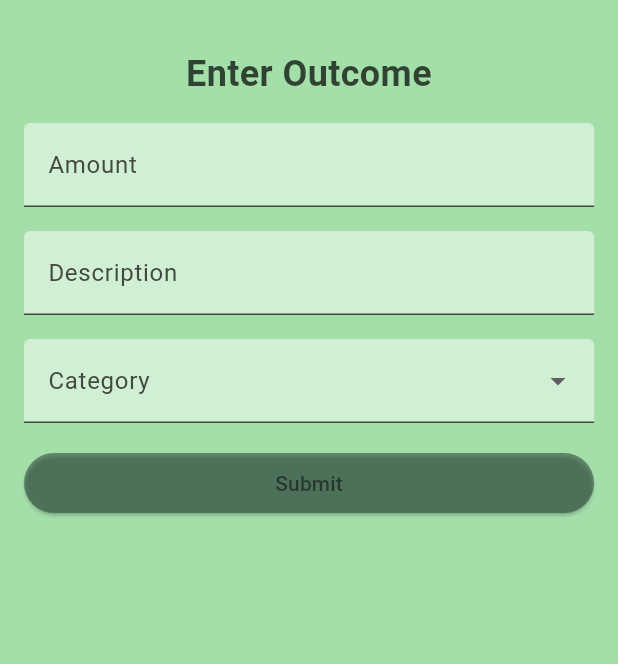
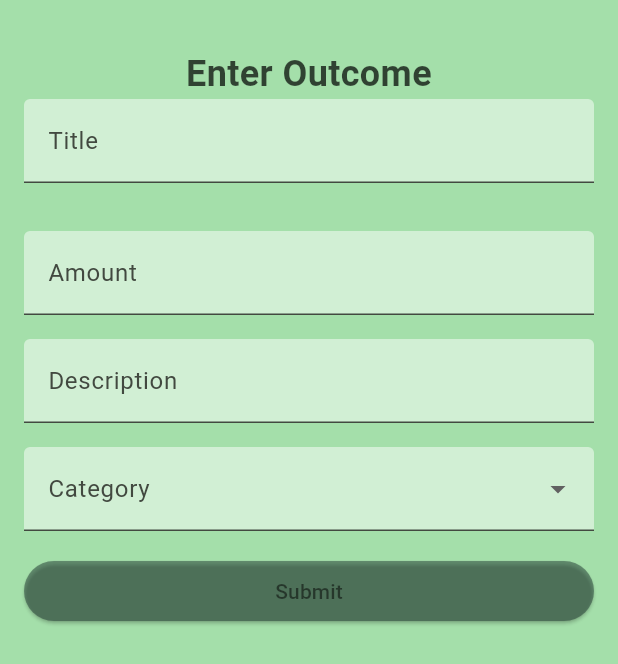
Before and after one commit to Keremovsky/F-34, a Flutter app: the ExpenseScreen screen opened by its route, on a phone screen of 412 x 824 dp. Shown: the top 664 px of the screen. Run offline on Flutter 3.47's test engine with Material 2 defaults, Android fonts, the phone set to English and light mode, and no system bars; our stand-ins replace cloud_firestore, firebase_auth, firebase_core, firebase_storage, flutter_riverpod, flutter_screenutil and 5 more; accounts and stored records are empty.

Commit message:
filtering finances improved

```diff
--- a/lib/core/constants/constants.dart
+++ b/lib/core/constants/constants.dart
@@ -1,4 +1,67 @@
+import 'package:flutter/material.dart';
+import '../../themes/palette.dart';
+
 class Constants {
   static const appLogo = "assets/images/logo.png";
   static const profilePicture = "assets/images/profile_picture.png";
+
+  static List<DropdownMenuItem> expenseTypeDropItems = [
+    DropdownMenuItem(
+        value: 'home',
+        child: Text('Home and Living',
+            style: TextStyle(color: Palette.categoryText))),
+    DropdownMenuItem(
+        value: 'food',
+        child: Text('Food', style: TextStyle(color: Palette.categoryText))),
+    DropdownMenuItem(
+        value: 'Transportation',
+        child: Text('Transportation',
+            style: TextStyle(color: Palette.categoryText))),
+    DropdownMenuItem(
+        value: 'health',
+        child: Text('Health', style: TextStyle(color: Palette.categoryText))),
+    DropdownMenuItem(
+        value: 'education',
+        child:
+            Text('Education', style: TextStyle(color: Palette.categoryText))),
+    DropdownMenuItem(
+        value: 'personalcare',
+        child: Text('Personal Care and Clothing',
+            style: TextStyle(color: Palette.categoryText))),
+    DropdownMenuItem(
+        value: 'entertainment',
+        child: Text('Entertainment and Hobbies',
+            style: TextStyle(color: Palette.categoryText))),
+    DropdownMenuItem(
+        value: 'travel',
+        child: Text('Travel', style: TextStyle(color: Palette.categoryText))),
+    DropdownMenuItem(
+        value: 'debt',
+        child: Text('Debt and Loan Payments',
+            style: TextStyle(color: Palette.categoryText))),
+    DropdownMenuItem(
+        value: 'investments',
+        child: Text('Insurance and Investments',
+            style: TextStyle(color: Palette.categoryText))),
+    DropdownMenuItem(
+        value: 'gifts',
+        child: Text('Gifts and Donations',
+            style: TextStyle(color: Palette.categoryText))),
+    DropdownMenuItem(
+        value: 'other',
+        child: Text('Other', style: TextStyle(color: Palette.categoryText))),
+  ];
+
+  static List<DropdownMenuItem> incomeTypeDropItems = [
+    DropdownMenuItem(
+        value: 'salary',
+        child: Text('Salary', style: TextStyle(color: Palette.categoryText))),
+    DropdownMenuItem(
+        value: 'freelance',
+        child:
+            Text('Freelance', style: TextStyle(color: Palette.categoryText))),
+    DropdownMenuItem(
+        value: 'personal',
+        child: Text('Personal', style: TextStyle(color: Palette.categoryText))),
+  ];
 }
--- a/lib/features/finance/repository/finance_repository.dart
+++ b/lib/features/finance/repository/finance_repository.dart
@@ -2,7 +2,6 @@ import 'package:bootcamp_flutter/core/providers/firebase_providers.dart';
 import 'package:bootcamp_flutter/models/finance.dart';
 import 'package:cloud_firestore/cloud_firestore.dart';
 import 'package:flutter_riverpod/flutter_riverpod.dart';
-import 'package:fpdart/fpdart.dart';
 import '../../auth/controller/auth_controller.dart';
 
 final financeRepositoryProvider = Provider((ref) => FinanceRepository(
@@ -23,8 +22,8 @@ class FinanceRepository {
 
   CollectionReference get _users => _firestore.collection("users");
 
-  Future<bool> addFinance(
-      String description, String type, String subType, double value) async {
+  Future<bool> addFinance(String title, String description, String type,
+      String subType, double value) async {
     DateTime now = DateTime.now();
     String date = now.toString().substring(0, 10);
 
@@ -32,6 +31,7 @@ class FinanceRepository {
       // create new finance
       Finance newFinance = Finance(
         id: now.toString(),
+        title: title,
         description: description,
         type: type,
         subType: subType,
--- a/lib/features/finance/screens/expense_screen.dart
+++ b/lib/features/finance/screens/expense_screen.dart
@@ -1,3 +1,4 @@
+import 'package:bootcamp_flutter/core/constants/constants.dart';
 import 'package:bootcamp_flutter/features/finance/controller/finance_controller.dart';
 import 'package:bootcamp_flutter/themes/palette.dart';
 import 'package:flutter/material.dart';
@@ -12,9 +13,7 @@ class ExpenseScreen extends ConsumerStatefulWidget {
 
 class _ExpenseScreenState extends ConsumerState<ExpenseScreen> {
   final _formKey = GlobalKey<FormState>();
-  String? description;
-  String? amount;
-  String? category;
+  String title = "", description = "", amount = "", category = "";
 
   @override
   Widget build(BuildContext context) {
@@ -36,6 +35,15 @@ class _ExpenseScreenState extends ConsumerState<ExpenseScreen> {
                 ),
                 textAlign: TextAlign.center,
               ),
+              TextFormField(
+                decoration: InputDecoration(
+                  labelText: 'Title',
+                  fillColor: Palette.textFieldBackground,
+                  filled: true,
+                ),
+                onSaved: (value) => title = value!,
+              ),
+              const SizedBox(height: 16),
               const SizedBox(height: 16),
               TextFormField(
                 decoration: InputDecoration(
@@ -43,7 +51,7 @@ class _ExpenseScreenState extends ConsumerState<ExpenseScreen> {
                   fillColor: Palette.textFieldBackground,
                   filled: true,
                 ),
-                onSaved: (value) => amount = value,
+                onSaved: (value) => amount = value!,
               ),
               const SizedBox(height: 16),
               TextFormField(
@@ -52,7 +60,7 @@ class _ExpenseScreenState extends ConsumerState<ExpenseScreen> {
                   fillColor: Palette.textFieldBackground,
                   filled: true,
                 ),
-                onSaved: (value) => description = value,
+                onSaved: (value) => description = value!,
               ),
               const SizedBox(height: 16),
               DropdownButtonFormField(
@@ -62,57 +70,8 @@ class _ExpenseScreenState extends ConsumerState<ExpenseScreen> {
                   filled: true,
                 ),
                 dropdownColor: Palette.categoryBackground,
-                items: [
-                  DropdownMenuItem(
-                      value: 'home',
-                      child: Text('Home and Living',
-                          style: TextStyle(color: Palette.categoryText))),
-                  DropdownMenuItem(
-                      value: 'food',
-                      child: Text('Food',
-                          style: TextStyle(color: Palette.categoryText))),
-                  DropdownMenuItem(
-                      value: 'Transportation',
-                      child: Text('Transportation',
-                          style: TextStyle(color: Palette.categoryText))),
-                  DropdownMenuItem(
-                      value: 'health',
-                      child: Text('Health',
-                          style: TextStyle(color: Palette.categoryText))),
-                  DropdownMenuItem(
-                      value: 'education',
-                      child: Text('Education',
-                          style: TextStyle(color: Palette.categoryText))),
-                  DropdownMenuItem(
-                      value: 'personalcare',
-                      child: Text('Personal Care and Clothing',
-                          style: TextStyle(color: Palette.categoryText))),
-                  DropdownMenuItem(
-                      value: 'entertainment',
-                      child: Text('Entertainment and Hobbies',
-                          style: TextStyle(color: Palette.categoryText))),
-                  DropdownMenuItem(
-                      value: 'travel',
-                      child: Text('Travel',
-                          style: TextStyle(color: Palette.categoryText))),
-                  DropdownMenuItem(
-                      value: 'debt',
-                      child: Text('Debt and Loan Payments',
-                          style: TextStyle(color: Palette.categoryText))),
-                  DropdownMenuItem(
-                      value: 'investments',
-                      child: Text('Insurance and Investments',
-                          style: TextStyle(color: Palette.categoryText))),
-                  DropdownMenuItem(
-                      value: 'gifts',
-                      child: Text('Gifts and Donations',
-                          style: TextStyle(color: Palette.categoryText))),
-                  DropdownMenuItem(
-                      value: 'other',
-                      child: Text('Other',
-                          style: TextStyle(color: Palette.categoryText))),
-                ],
-                onChanged: (value) => category = value as String?,
+                items: Constants.expenseTypeDropItems,
+                onChanged: (value) => category = value as String,
               ),
               const SizedBox(height: 16),
               ElevatedButton(
@@ -126,10 +85,11 @@ class _ExpenseScreenState extends ConsumerState<ExpenseScreen> {
                   if (_formKey.currentState!.validate()) {
                     _formKey.currentState!.save();
                     ref.read(financeControllerProvider.notifier).addFinance(
-                          description!,
-                          category!,
+                          title,
+                          description,
+                          category,
                           "expense",
-                          double.parse(amount!),
+                          double.parse(amount),
                           context,
                         );
                   }
--- a/lib/main.dart
+++ b/lib/main.dart
@@ -1,4 +1,5 @@
 import 'package:bootcamp_flutter/features/auth/screens/login_screen.dart';
+import 'package:bootcamp_flutter/features/finance/screens/finance_filter_screen.dart';
 import 'package:bootcamp_flutter/features/finance/screens/finance_list_screen.dart';
 import 'package:bootcamp_flutter/features/home/profile_screen.dart';
 import 'package:firebase_core/firebase_core.dart';
@@ -42,6 +43,7 @@ class MyApp extends StatelessWidget {
         IncomeScreen.routeName: (context) => IncomeScreen(),
         ExpenseScreen.routeName: (context) => ExpenseScreen(),
         FinanceListScreen.routeName: (context) => FinanceListScreen(),
+        FinanceFilterScreen.routeName: (context) => FinanceFilterScreen(),
       },
     );
   }
--- a/lib/models/finance.dart
+++ b/lib/models/finance.dart
@@ -3,6 +3,7 @@ import 'dart:convert';
 
 class Finance {
   final String id;
+  final String title;
   final String description;
   final String type;
   final String subType;
@@ -11,6 +12,7 @@ class Finance {
 
   Finance({
     required this.id,
+    required this.title,
     required this.description,
     required this.type,
     required this.subType,
@@ -21,6 +23,7 @@ class Finance {
   Finance copyWith({
     String? id,
     String? title,
+    String? description,
     String? type,
     String? subType,
     String? date,
@@ -28,7 +31,8 @@ class Finance {
   }) {
     return Finance(
       id: id ?? this.id,
-      description: title ?? this.description,
+      title: title ?? this.title,
+      description: description ?? this.description,
       type: type ?? this.type,
       subType: subType ?? this.subType,
       date: date ?? this.date,
@@ -39,7 +43,8 @@ class Finance {
   Map<String, dynamic> toMap() {
     return <String, dynamic>{
       'id': id,
-      'title': description,
+      'title': title,
+      'description': description,
       'type': type,
       'subType': subType,
       'date': date,
@@ -50,7 +55,8 @@ class Finance {
   factory Finance.fromMap(Map<String, dynamic> map) {
     return Finance(
       id: map['id'] as String,
-      description: map['title'] as String,
+      title: map['title'] as String,
+      description: map['description'] as String,
       type: map['type'] as String,
       subType: map['subType'] as String,
       date: map['date'] as String,
@@ -65,7 +71,7 @@ class Finance {
 
   @override
   String toString() {
-    return 'Finance(id: $id, title: $description, type: $type, subType: $subType, date: $date, value: $value)';
+    return 'Finance(id: $id, title: $title, description: $description, type: $type, subType: $subType, date: $date, value: $value)';
   }
 
   @override
@@ -73,6 +79,7 @@ class Finance {
     if (identical(this, other)) return true;
 
     return other.id == id &&
+        other.title == title &&
         other.description == description &&
         other.type == type &&
         other.subType == subType &&
@@ -83,6 +90,7 @@ class Finance {
   @override
   int get hashCode {
     return id.hashCode ^
+        title.hashCode ^
         description.hashCode ^
         type.hashCode ^
         subType.hashCode ^
```
Also changed, not shown: lib/features/finance/controller/finance_controller.dart (+35 -25 lines), lib/features/finance/screens/finance_filter_screen.dart (added, +112 -0 lines), lib/features/finance/screens/finance_list_screen.dart (+9 -24 lines), lib/features/finance/screens/income_screen.dart (+20 -23 lines).
